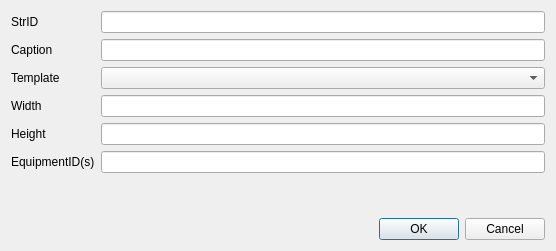
Before: the Qt Designer form u7/CreateSchemaDialog.ui in whiteman-kr/u7set, drawn with Qt 5.
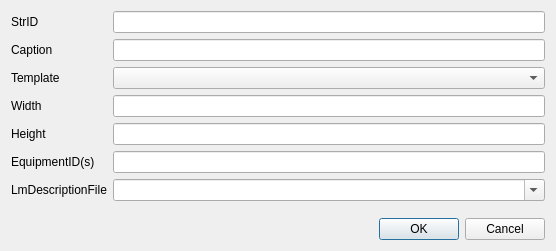
After: the same form once the commit is applied.

Commit message: RPCT-1500, ide: Added field LmDescriptionFile on CreateSchemaDialog

Patch:
```diff
--- a/u7/CreateSchemaDialog.ui
+++ b/u7/CreateSchemaDialog.ui
@@ -108,6 +108,26 @@
        </property>
       </widget>
      </item>
+     <item row="6" column="0">
+      <widget class="QLabel" name="lmDescrFileLabel">
+       <property name="text">
+        <string>LmDescriptionFile</string>
+       </property>
+      </widget>
+     </item>
+     <item row="6" column="1">
+      <widget class="QComboBox" name="lmDescriptionFileComboBox">
+       <property name="editable">
+        <bool>true</bool>
+       </property>
+       <property name="currentText">
+        <string notr="true"/>
+       </property>
+       <property name="insertPolicy">
+        <enum>QComboBox::InsertAlphabetically</enum>
+       </property>
+      </widget>
+     </item>
     </layout>
    </item>
   </layout>
```
The commit also changes 4 other files.
